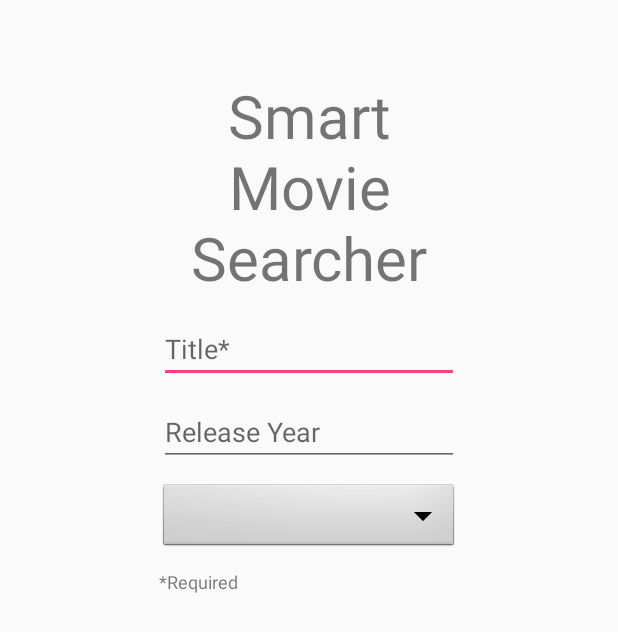
After one commit to drea52693/MovieSearchApp, an Android app: the layout activity_main_menu.xml on its own in the app's theme, with its tools: preview values and no code run, on a phone screen of 412 x 824 dp. The commit adds this screen. Shown: the top 632 px of the screen. Run offline under Robolectric (Android 15) with nearby library versions, the phone set to English and light mode, and no system bars.

Commit message:
Added main screen (no intents yet)

```diff
--- a/app/build.gradle
+++ b/app/build.gradle
@@ -35,4 +35,5 @@ dependencies {
     implementation 'com.squareup.picasso:picasso:2.71828'
     implementation 'com.daimajia.numberprogressbar:library:1.4@aar'
 
+    implementation 'com.android.support:design:27.1.1'
 }
--- a/app/src/main/java/com/example/dan/moviesearchapp/OmdbAPI.java
+++ b/app/src/main/java/com/example/dan/moviesearchapp/OmdbAPI.java
@@ -12,4 +12,5 @@ interface OmdbAPI {
      public Call<SearchResponse> search(@Query("s") String name);
 
 
+
 }
--- /dev/null
+++ b/app/src/main/res/layout/activity_main_menu.xml
@@ -0,0 +1,65 @@
+<?xml version="1.0" encoding="utf-8"?>
+
+<RelativeLayout xmlns:android="http://schemas.android.com/apk/res/android"
+
+    android:layout_width="match_parent"
+    android:layout_height="match_parent">
+
+
+    <TextView
+        android:id="@+id/appTitle_textView"
+        android:layout_width="200dp"
+        android:layout_height="150dp"
+        android:layout_alignParentTop="true"
+        android:layout_centerHorizontal="true"
+        android:layout_marginTop="50dp"
+        android:text="@string/app_name"
+        android:textAlignment="center"
+        android:textAllCaps="false"
+        android:textSize="40sp" />
+
+    <EditText
+        android:id="@+id/title_editText"
+        android:layout_width="200dp"
+        android:layout_height="wrap_content"
+        android:layout_centerInParent="true"
+        android:layout_below="@id/appTitle_textView"
+        android:layout_marginTop="10dp"
+        android:ems="10"
+        android:hint="Title*"
+        android:inputType="textPersonName" />
+
+    <EditText
+        android:id="@+id/releaseYear_editText"
+        android:layout_width="200dp"
+        android:layout_height="wrap_content"
+        android:layout_below="@+id/title_editText"
+        android:layout_centerHorizontal="true"
+        android:layout_marginTop="10dp"
+        android:ems="10"
+        android:hint="Release Year"
+        android:inputType="date" />
+
+    <Spinner
+        android:id="@+id/type_dropDown"
+        android:layout_width="200dp"
+        android:layout_height="wrap_content"
+        android:layout_below="@+id/releaseYear_editText"
+        android:layout_marginTop="10dp"
+        android:layout_centerHorizontal="true"
+        android:background="@android:drawable/btn_dropdown"
+        android:spinnerMode="dropdown"/>
+
+    <TextView
+        android:layout_width="200dp"
+        android:layout_height="20dp"
+        android:layout_below="@+id/type_dropDown"
+        android:layout_marginTop="10dp"
+        android:layout_centerHorizontal="true"
+        android:text="*Required"
+        android:textSize="12dp" />
+
+
+
+
+</RelativeLayout>
--- a/app/src/main/res/values/strings.xml
+++ b/app/src/main/res/values/strings.xml
@@ -1,3 +1,7 @@
 <resources>
-    <string name="app_name">MovieSearchApp</string>
+    <string name="app_name">Smart Movie Searcher</string>
+    <string-array name ="type_options">
+        <item>TV Series</item>
+        <item>Movie</item>
+    </string-array>
 </resources>
```
Also changed, not shown: app/src/main/AndroidManifest.xml (+12 -4 lines), app/src/main/java/com/example/dan/moviesearchapp/MainActivity.java (deleted, +0 -17 lines), app/src/main/java/com/example/dan/moviesearchapp/MainMenuActivity.java (added, +23 -0 lines), app/src/main/res/layout/activity_main.xml (deleted, +0 -10 lines).
